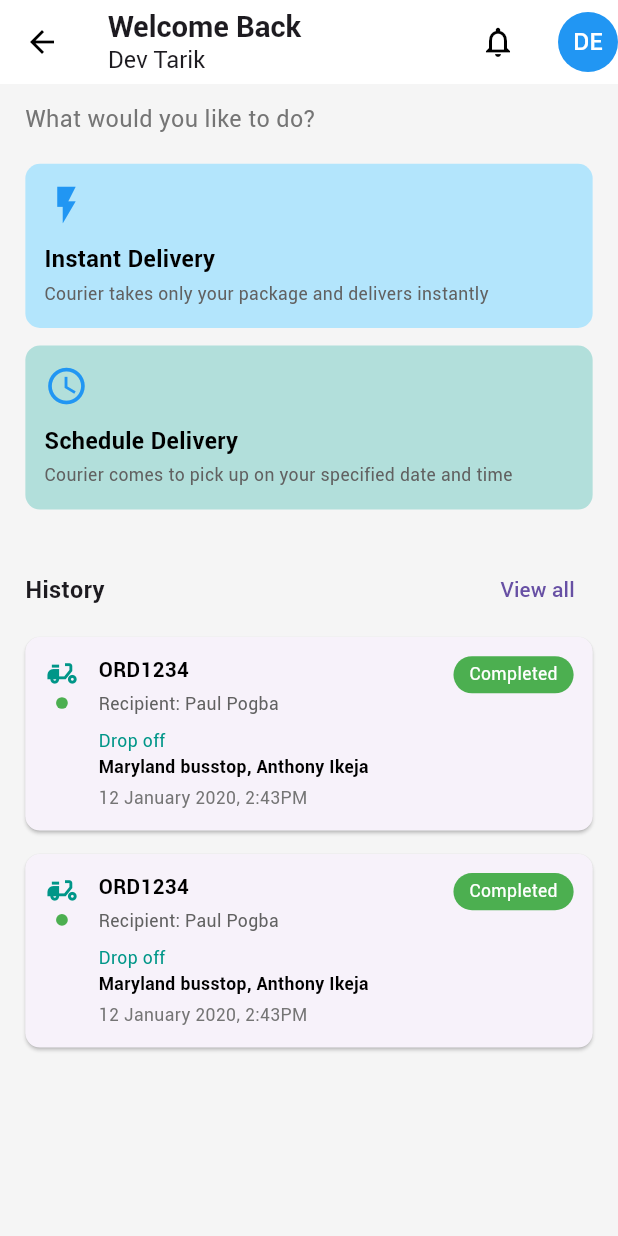
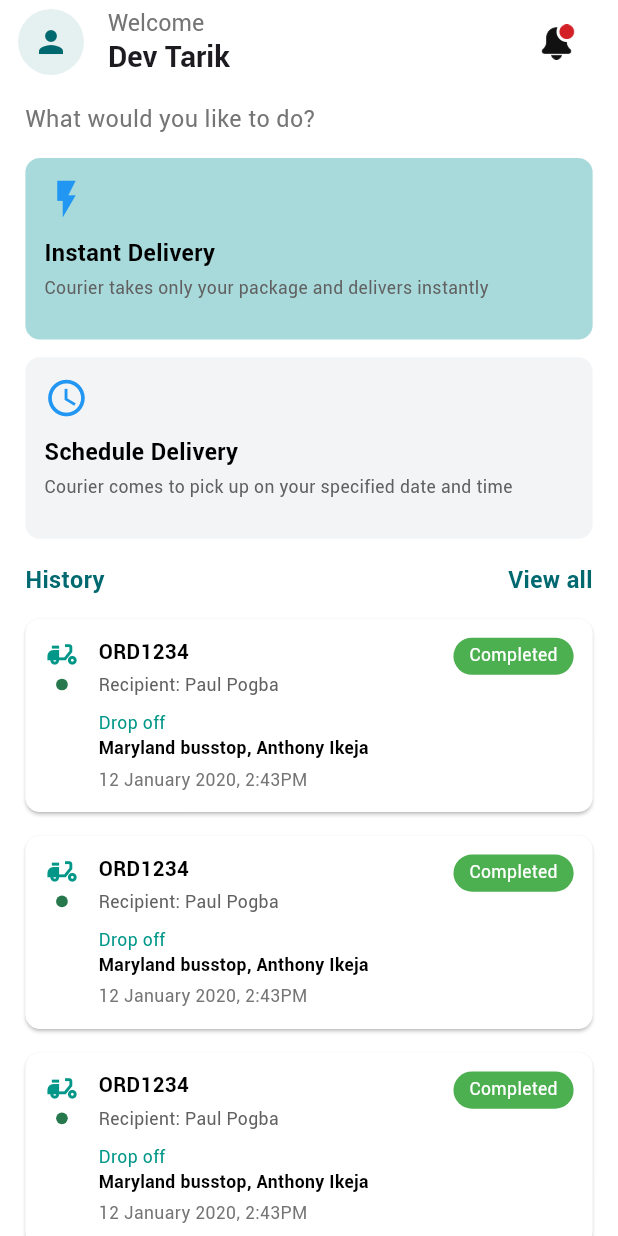
Before and after one commit to tarikbinaziz/parcel_track, a Flutter app: the HomeScreen screen opened directly, on a phone screen of 412 x 824 dp. Run offline on Flutter 3.47's test engine with Material 3 defaults, Android fonts, the phone set to English and light mode, and no system bars; our stand-ins replace animated_toggle_switch, cached_network_image, carousel_slider, dio, flutter_easyloading, flutter_form_builder and 14 more; missing offline and left inert: flutter_downloader, open_file_plus; accounts and stored records are empty; generated files the repository leaves out were written again; Roboto replaces fonts that are missing (Rotobo); project files that could hold a hidden picture were left out.

Commit message:
home page done

```diff
--- a/lib/config/app_color.dart
+++ b/lib/config/app_color.dart
@@ -9,5 +9,7 @@ class AppColor {
   static Color shimmerColor = Colors.grey[100]!;
   static Color grayBlackBG = const Color(0xFF111827);
   static Color cardBlackBg = const Color(0xFF24262D);
+  static Color cardLightPrimaryBg = const Color(0xFFA8DADC);
   static Color black = Colors.black;
+  static Color completed = const Color(0xff27794D);
 }
--- a/lib/config/theme.dart
+++ b/lib/config/theme.dart
@@ -28,7 +28,7 @@ class AppTheme {
   static ThemeData lightTheme = ThemeData(
     fontFamily: 'Rotobo',
     useMaterial3: true,
-    scaffoldBackgroundColor: AppColor.greyBackgroundColor,
+    scaffoldBackgroundColor: AppColor.whiteColor,
     canvasColor: AppColor.whiteColor,
     brightness: Brightness.light,
     dialogTheme: const DialogTheme(
--- a/lib/main.dart
+++ b/lib/main.dart
@@ -67,7 +67,7 @@ class MyApp extends ConsumerWidget {
                 GlobalCupertinoLocalizations.delegate,
                 FormBuilderLocalizations.delegate,
               ],
-              theme: isDark ? AppTheme.darkTheme : AppTheme.lightTheme,
+                theme: isDark ? AppTheme.darkTheme : AppTheme.lightTheme,
               locale: resolveLocale(selectedLocal as String?),
               localeResolutionCallback: (deviceLocale, supportedLocales) {
                 if (selectedLocal == null || selectedLocal == '') {
--- a/lib/views/dashboard/home_screen/home_screen.dart
+++ b/lib/views/dashboard/home_screen/home_screen.dart
@@ -1,5 +1,6 @@
 import 'package:flutter/material.dart';
 import 'package:flutter_screenutil/flutter_screenutil.dart';
+import 'package:parcel_track/config/app_color.dart';
 import 'package:parcel_track/config/app_text.dart';
 
 class HomeScreen extends StatelessWidget {
@@ -8,10 +9,20 @@ class HomeScreen extends StatelessWidget {
   @override
   Widget build(BuildContext context) {
     return Scaffold(
-      backgroundColor: Colors.grey[100],
+      // backgroundColor: Colors.grey[100],
       appBar: AppBar(
+        automaticallyImplyLeading: false,
+        scrolledUnderElevation: 0,
         backgroundColor: Colors.white,
         elevation: 0,
+        leading: Padding(
+          padding: const EdgeInsets.only(left: 12.0),
+          child: Container(
+              decoration: BoxDecoration(
+                  shape: BoxShape.circle,
+                  color: AppColor.primaryColor.withOpacity(0.1)),
+              child: const Icon(Icons.person, color: AppColor.primaryColor)),
+        ),
         title: Row(
           mainAxisAlignment: MainAxisAlignment.spaceBetween,
           children: [
@@ -19,30 +30,35 @@ class HomeScreen extends StatelessWidget {
               crossAxisAlignment: CrossAxisAlignment.start,
               children: [
                 Text(
-                  "Welcome Back",
-                  style: AppTextStyle.title,
+                  "Welcome",
+                  style:
+                      AppTextStyle.normalBody.copyWith(color: Colors.grey[600]),
                 ),
                 Text(
                   "Dev Tarik",
-                  style: AppTextStyle.normalBody,
+                  style: AppTextStyle.title,
                 ),
               ],
             ),
             IconButton(
-              icon:
-                  const Icon(Icons.notifications_outlined, color: Colors.black),
+              icon: Image.asset(
+                "assets/images/png/notification.png",
+                height: 24.h,
+                width: 24.w,
+              ),
               onPressed: () {},
             ),
           ],
         ),
         actions: const [
-          CircleAvatar(
-            backgroundColor: Colors.blue,
-            child: Text("DE", style: TextStyle(color: Colors.white)),
-          ),
+          // CircleAvatar(
+          //   backgroundColor: Colors.blue,
+          //   child: Text("DE", style: TextStyle(color: Colors.white)),
+          // ),
         ],
       ),
-      body: Padding(
+      body: SingleChildScrollView(
+        child: Padding(
           padding: EdgeInsets.symmetric(horizontal: 16.w, vertical: 12.h),
           child: Column(
             crossAxisAlignment: CrossAxisAlignment.start,
@@ -51,12 +67,12 @@ class HomeScreen extends StatelessWidget {
                 "What would you like to do?",
                 style: TextStyle(fontSize: 16.sp, color: Colors.grey[600]),
               ),
-            SizedBox(height: 20.h),
+              SizedBox(height: 16.h),
               // Options
               Column(
                 children: [
                   SizedBox(
-                  height: 112.h,
+                    height: 124.h,
                     width: double.infinity,
                     child: _buildOptionCard(
                       context,
@@ -64,12 +80,12 @@ class HomeScreen extends StatelessWidget {
                       description:
                           "Courier takes only your package and delivers instantly",
                       icon: Icons.flash_on,
-                    backgroundColor: Colors.lightBlue.shade100,
+                      backgroundColor: AppColor.cardLightPrimaryBg,
                     ),
                   ),
                   SizedBox(height: 12.h),
                   SizedBox(
-                  height: 112.h,
+                    height: 124.h,
                     width: double.infinity,
                     child: _buildOptionCard(
                       context,
@@ -77,27 +93,36 @@ class HomeScreen extends StatelessWidget {
                       description:
                           "Courier comes to pick up on your specified date and time",
                       icon: Icons.schedule,
-                    backgroundColor: Colors.teal.shade100,
+                      backgroundColor: AppColor.greyBackgroundColor,
                     ),
                   ),
                 ],
               ),
-            SizedBox(height: 30.h),
+              SizedBox(height: 16.h),
               // History Section
               Row(
                 mainAxisAlignment: MainAxisAlignment.spaceBetween,
                 children: [
                   Text(
                     "History",
-                  style:
-                      TextStyle(fontSize: 16.sp, fontWeight: FontWeight.bold),
+                    style: AppTextStyle.title.copyWith(
+                        color: AppColor.primaryColor, fontSize: 16.sp),
                   ),
-                TextButton(onPressed: () {}, child: const Text("View all")),
+                  GestureDetector(
+                    onTap: () {},
+                    child: Text(
+                      "View all",
+                      style: AppTextStyle.title.copyWith(
+                          color: AppColor.primaryColor, fontSize: 16.sp),
+                    ),
+                  ),
                 ],
               ),
-            Expanded(
-              child: ListView.builder(
-                itemCount: 2,
+              SizedBox(height: 8.h),
+              ListView.builder(
+                itemCount: 6,
+                shrinkWrap: true,
+                physics: const NeverScrollableScrollPhysics(),
                 itemBuilder: (context, index) {
                   return _buildHistoryCard(
                     context,
@@ -109,8 +134,8 @@ class HomeScreen extends StatelessWidget {
                   );
                 },
               ),
+            ],
           ),
-          ],
         ),
       ),
     );
@@ -121,8 +146,7 @@ class HomeScreen extends StatelessWidget {
       required String description,
       required IconData icon,
       required Color backgroundColor}) {
-    return Expanded(
-      child: Container(
+    return Container(
       padding: EdgeInsets.all(12.w),
       decoration: BoxDecoration(
         color: backgroundColor,
@@ -147,7 +171,6 @@ class HomeScreen extends StatelessWidget {
           ),
         ],
       ),
-      ),
     );
   }
 
@@ -158,6 +181,7 @@ class HomeScreen extends StatelessWidget {
       required String date,
       required String status}) {
     return Card(
+      color: Colors.white,
       margin: EdgeInsets.symmetric(vertical: 8.h),
       shape: RoundedRectangleBorder(borderRadius: BorderRadius.circular(10.r)),
       child: Padding(
@@ -178,8 +202,8 @@ class HomeScreen extends StatelessWidget {
                 Container(
                   width: 8.w,
                   height: 8.h,
-                  decoration: const BoxDecoration(
-                    color: Colors.green,
+                  decoration: BoxDecoration(
+                    color: AppColor.completed,
                     shape: BoxShape.circle,
                   ),
                 ),
```
Also changed, not shown: assets/images/png/notification.png (added), pubspec.lock, 1 other file. Lines whose indentation alone changed are shown as unchanged.
